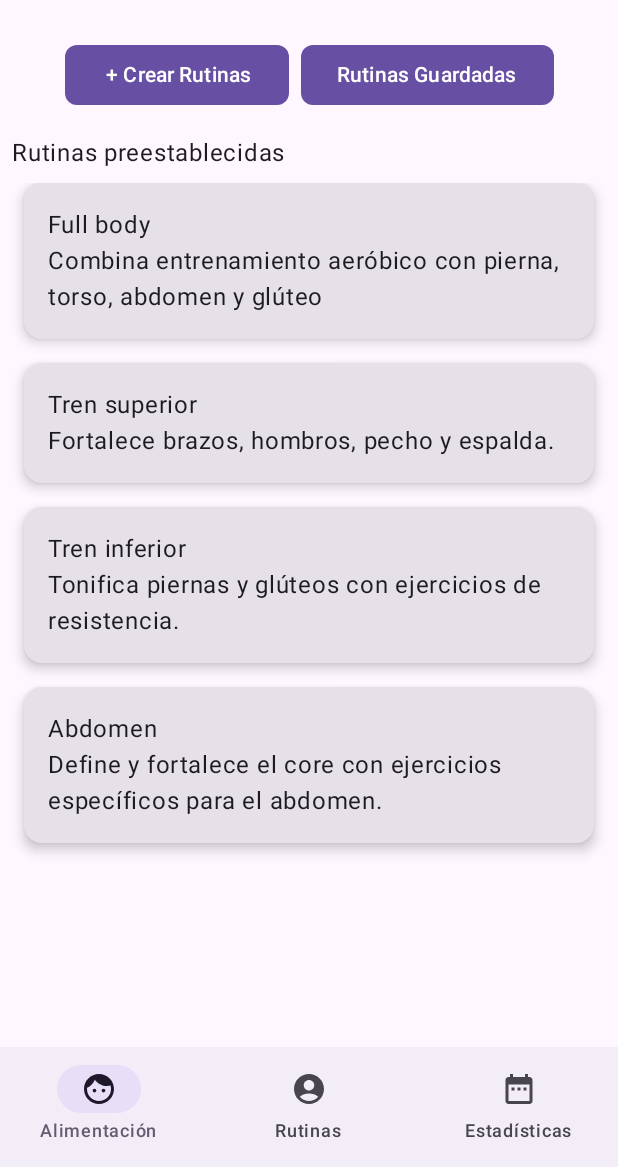
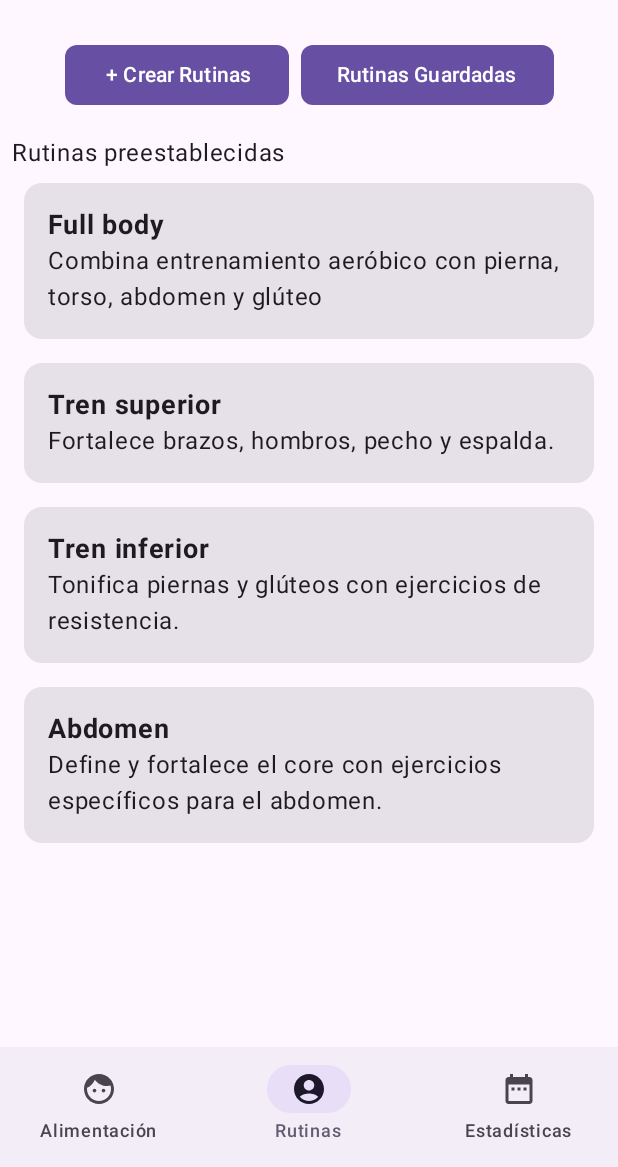
Before and after one commit to yefrivera/FitBoostTrainer, an Android app built with Jetpack Compose: the screen it shows after launch (MainActivity), on a phone screen of 412 x 824 dp, the part 69-1236 px from its top. Run offline under Robolectric (Android 15) with nearby library versions, the phone set to English and light mode, and no system bars.

Commit message:
Se agrego pantallas sin nada y drawer con datos de ejemplo

```diff
--- a/app/src/main/java/edu/unicauca/fitboosttrainer/MainActivity.kt
+++ b/app/src/main/java/edu/unicauca/fitboosttrainer/MainActivity.kt
@@ -7,8 +7,9 @@ import androidx.activity.enableEdgeToEdge
 import androidx.compose.foundation.layout.fillMaxSize
 import androidx.compose.material3.Surface
 import androidx.compose.ui.Modifier
+import edu.unicauca.fitboosttrainer.ui.screens.CreateRoutineScreen
+import edu.unicauca.fitboosttrainer.ui.screens.HomeScreen
 import edu.unicauca.fitboosttrainer.ui.theme.FitBoostTrainerTheme
-import edu.unicauca.fitboosttrainer.ui.screens.RoutineCreationScreen
 
 
 class MainActivity : ComponentActivity() {
@@ -20,7 +21,7 @@ class MainActivity : ComponentActivity() {
                 Surface(
                     modifier = Modifier.fillMaxSize(),
                 ) {
-                    RoutineCreationScreen()
+                    HomeScreen()
                 }
                 }
             }
--- /dev/null
+++ b/app/src/main/java/edu/unicauca/fitboosttrainer/ui/components/DrawerApp.kt
@@ -0,0 +1,50 @@
+package edu.unicauca.fitboosttrainer.ui.components
+
+import androidx.compose.foundation.layout.Arrangement
+import androidx.compose.foundation.layout.Column
+import androidx.compose.foundation.layout.Spacer
+import androidx.compose.foundation.layout.fillMaxSize
+import androidx.compose.foundation.layout.fillMaxWidth
+import androidx.compose.foundation.layout.height
+import androidx.compose.foundation.layout.padding
+import androidx.compose.foundation.layout.size
+import androidx.compose.material.icons.Icons
+import androidx.compose.material.icons.filled.AccountCircle
+import androidx.compose.material3.Button
+import androidx.compose.material3.Icon
+import androidx.compose.material3.MaterialTheme
+import androidx.compose.material3.ModalDrawerSheet
+import androidx.compose.material3.Text
+import androidx.compose.runtime.Composable
+import androidx.compose.ui.Alignment
+import androidx.compose.ui.Modifier
+import androidx.compose.ui.tooling.preview.Preview
+import androidx.compose.ui.unit.dp
+
+@Composable
+fun DrawerApp(){
+    ModalDrawerSheet(modifier = Modifier.fillMaxWidth(0.7f)) {
+        Column(
+            horizontalAlignment = Alignment.CenterHorizontally,
+            verticalArrangement = Arrangement.Center,
+            modifier = Modifier.fillMaxSize()
+        ) {
+            Icon(
+                imageVector = Icons.Default.AccountCircle,
+                contentDescription = null,
+                modifier = Modifier
+                    .size(124.dp)
+                    .padding(top = 16.dp, bottom = 16.dp)
+            )
+            Text(text="Usuario")
+            Text(text="correo@gmail.com")
+            Spacer(modifier = Modifier.height(16.dp))
+            Button(
+                onClick = { /* Acción al hacer clic */ },
+                shape = MaterialTheme.shapes.small,
+            ) {
+                Text(text = "Cerrar Sesión")
+            }
+        }
+    }
+}
--- a/app/src/main/java/edu/unicauca/fitboosttrainer/ui/components/MainBottomAppBar.kt
+++ b/app/src/main/java/edu/unicauca/fitboosttrainer/ui/components/MainBottomAppBar.kt
@@ -29,7 +29,7 @@ fun BottomNavigation(
             label = {
                 Text(stringResource(R.string.alimentacion))
             },
-            selected = true,
+            selected =false,
             onClick = {}
         )
         NavigationBarItem(
@@ -42,7 +42,7 @@ fun BottomNavigation(
             label = {
                 Text(stringResource(R.string.rutinas))
             },
-            selected = false,
+            selected = true,
             onClick = {}
         )
         NavigationBarItem(
--- a/app/src/main/java/edu/unicauca/fitboosttrainer/ui/screens/RoutineCreationScreen.kt
+++ b/app/src/main/java/edu/unicauca/fitboosttrainer/ui/screens/HomeScreen.kt
@@ -13,15 +13,20 @@ import edu.unicauca.fitboosttrainer.ui.theme.FitBoostTrainerTheme
 import androidx.compose.foundation.layout.Column
 import androidx.compose.foundation.layout.PaddingValues
 import androidx.compose.foundation.layout.Row
+import androidx.compose.foundation.layout.Spacer
 import androidx.compose.foundation.layout.fillMaxSize
 import androidx.compose.foundation.layout.fillMaxWidth
+import androidx.compose.foundation.layout.height
 import androidx.compose.foundation.layout.padding
+import androidx.compose.foundation.layout.size
 import androidx.compose.foundation.lazy.LazyColumn
 import androidx.compose.foundation.lazy.items
+import androidx.compose.material.icons.Icons
+import androidx.compose.material.icons.filled.AccountCircle
+import androidx.compose.material3.Icon
 import androidx.compose.material3.Button
 import androidx.compose.material3.Card
 import androidx.compose.ui.unit.dp
-import androidx.compose.material3.CardDefaults
 import androidx.compose.material3.DrawerValue
 import androidx.compose.material3.ExperimentalMaterial3Api
 import androidx.compose.material3.ModalDrawerSheet
@@ -32,22 +37,23 @@ import androidx.compose.material3.rememberDrawerState
 import androidx.compose.material3.rememberTopAppBarState
 import androidx.compose.ui.Alignment
 import androidx.compose.ui.input.nestedscroll.nestedScroll
+import androidx.compose.ui.text.font.FontWeight
+import androidx.compose.ui.unit.sp
 import edu.unicauca.fitboosttrainer.data.defaultRoutineData
 import edu.unicauca.fitboosttrainer.ui.components.MainTopAppBar
 import edu.unicauca.fitboosttrainer.ui.components.BottomNavigation
+import edu.unicauca.fitboosttrainer.ui.components.DrawerApp
 
 @OptIn(ExperimentalMaterial3Api::class)
 @Composable
-fun RoutineCreationScreen() {
+fun HomeScreen() {
 
     val scrollBehavior = TopAppBarDefaults.pinnedScrollBehavior(rememberTopAppBarState())
     val drawerState = rememberDrawerState(initialValue = DrawerValue.Closed)
 
     ModalNavigationDrawer(
         drawerState = drawerState,
-        drawerContent = {
-            ModalDrawerSheet { /* Drawer content */ }
-        },
+        drawerContent = { DrawerApp() }
     ){
         Scaffold(
             modifier = Modifier.nestedScroll(scrollBehavior.nestedScrollConnection),
@@ -74,7 +80,7 @@ private fun RoutinesCard(
     ) {
 
         Card(
-            elevation = CardDefaults.cardElevation(defaultElevation = 5.dp),
+
             modifier = modifier
                 .fillMaxWidth()
                 .padding(bottom = 16.dp)
@@ -82,6 +88,8 @@ private fun RoutinesCard(
             Column(modifier = Modifier.padding(16.dp)) {
                 Text(
                     text = stringResource(text),
+                    fontWeight = FontWeight.Bold,
+                    fontSize = 18.sp
                 )
                 Text(
                     text = stringResource(text2),
@@ -104,7 +112,7 @@ private fun RoutinesList(modifier: Modifier = Modifier) {
 }
 
 @Composable
-fun ScrollContent(innerPadding: PaddingValues) {
+private fun ScrollContent(innerPadding: PaddingValues) {
 
     val mediumPadding = 8.dp
     Column(
@@ -142,10 +150,10 @@ fun ScrollContent(innerPadding: PaddingValues) {
     }
 }
 
-@Preview
+@Preview(showBackground = true)
 @Composable
-fun RoutineCreationScreenPreview(){
+fun HomeScreenPreview(){
     FitBoostTrainerTheme {
-        RoutineCreationScreen()
+        HomeScreen()
     }
 }
--- a/app/src/main/res/values/strings.xml
+++ b/app/src/main/res/values/strings.xml
@@ -17,4 +17,6 @@
     <string name="dr_abdomen">Abdomen</string>
     <string name="dr_abdomen_description">Define y fortalece el core con ejercicios específicos para el abdomen.</string>
     <string name="default_routines">Rutinas preestablecidas</string>
+    <string name="create_routine">Crear Rutina</string>
+    <string name="saved_routines">Rutinas Guardadas</string>
 </resources>
```
Also changed, not shown: app/src/main/java/edu/unicauca/fitboosttrainer/ui/screens/CreationRoutineScreen.kt (added, +171 -0 lines), app/src/main/java/edu/unicauca/fitboosttrainer/ui/screens/SavedRoutinesScreen.kt (added, +50 -0 lines).
